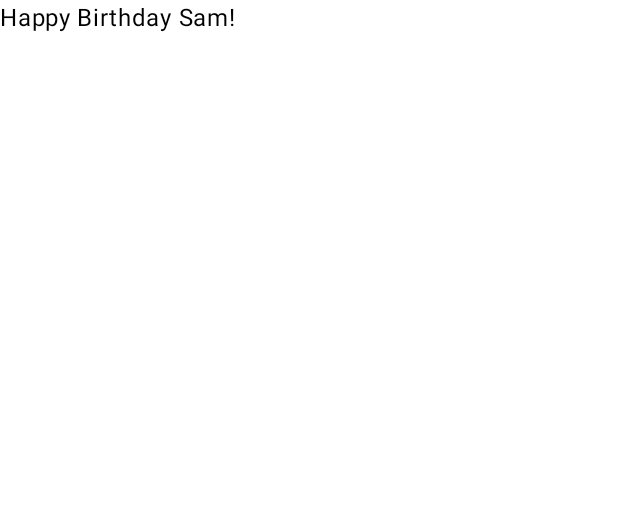
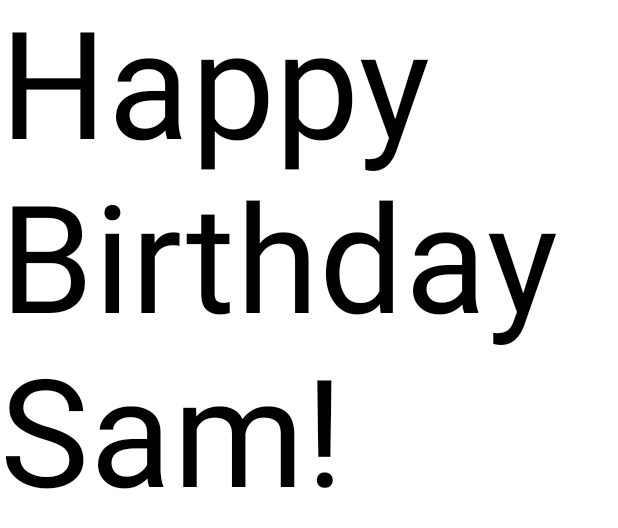
Before and after one commit to jusancc/HappyBirthday, an Android app built with Jetpack Compose: the @Preview function BirthdayCardPreview, on a phone screen of 412 x 824 dp. Shown: the top 528 px of the screen. Run offline under Robolectric (Android 15) with nearby library versions, the phone set to English and light mode, and no system bars.

Commit message:
leccion 3 paso 6

```diff
--- a/app/src/main/java/com/example/happybirthday/MainActivity.kt
+++ b/app/src/main/java/com/example/happybirthday/MainActivity.kt
@@ -10,6 +10,7 @@ import androidx.compose.material3.Text
 import androidx.compose.runtime.Composable
 import androidx.compose.ui.Modifier
 import androidx.compose.ui.tooling.preview.Preview
+import androidx.compose.ui.unit.sp
 import com.example.happybirthday.ui.theme.HappyBirthdayTheme
 
 class MainActivity : ComponentActivity() {
@@ -30,7 +31,9 @@ class MainActivity : ComponentActivity() {
 
 @Composable
 fun GreetingText(message : String, modifier : Modifier = Modifier) {
-    Text(text = message)
+    Text(text = message,
+        fontSize = 100.sp,
+        lineHeight = 116.sp)
 }
 
 @Preview(showBackground = true)
```
